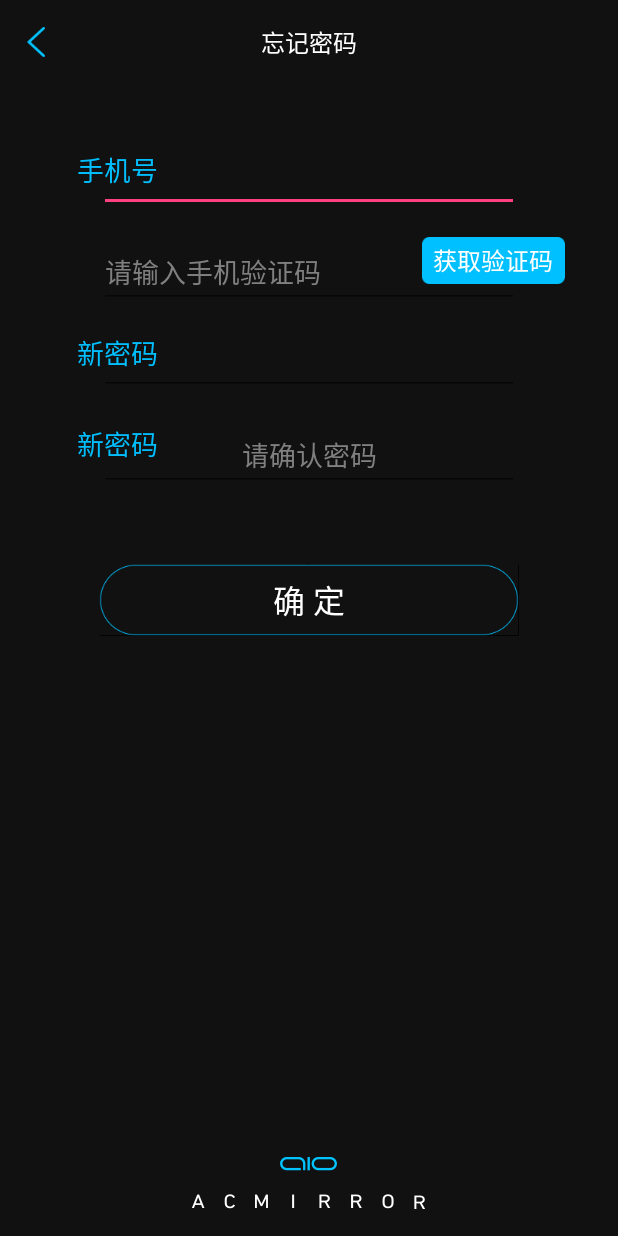
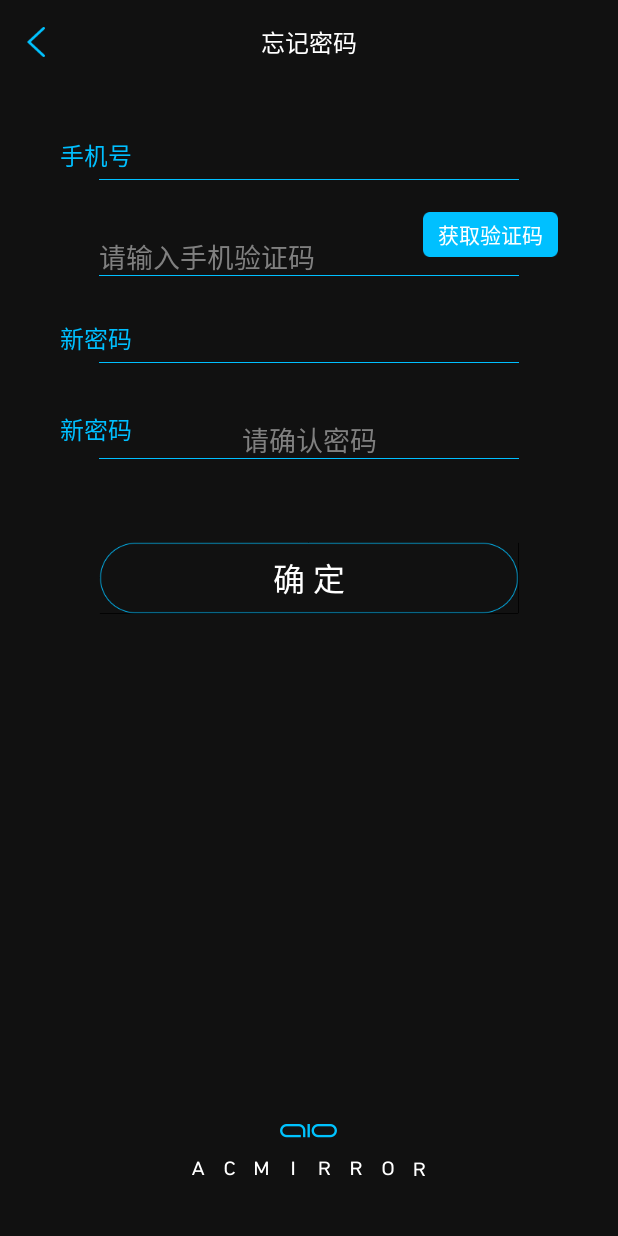
Before and after one commit to Yanwei-Tim/Aiowner, an Android app: the ForgetPasswordActitivy screen opened directly, with no data from a screen before it, on a phone screen of 412 x 824 dp. Run offline under Robolectric (Android 15) with nearby library versions, the phone set to English and light mode, and no system bars; our stand-ins replace data binding; Roboto replaces fonts that are not available here; 1 statement that could not run was skipped.

Commit message:
自定义EditText背景为蓝色线条
Change-Id: I9e890fd28feb02a4655d87c6c274ded98a388804

```diff
--- /dev/null
+++ b/Aiowner/app/src/main/res/drawable/et_blueline.xml
@@ -0,0 +1,19 @@
+<?xml version="1.0" encoding="utf-8"?>
+
+<layer-list xmlns:android="http://schemas.android.com/apk/res/android">
+
+    <item
+        android:bottom="1dp"
+        android:left="-2dp"
+        android:right="-2dp"
+        android:top="-2dp">
+        <shape android:shape="rectangle">
+            <solid android:color="#00FFFFFF" />
+
+            <stroke
+                android:width="1px"
+                android:color="@color/bluecolor" />
+        </shape>
+    </item>
+
+</layer-list>
--- a/Aiowner/app/src/main/res/layout/acitivty_forgetpassword.xml
+++ b/Aiowner/app/src/main/res/layout/acitivty_forgetpassword.xml
@@ -12,9 +12,9 @@
         <com.dudu.aiowner.utils.customFontUtils.FZLFontTextView
             android:id="@+id/login_user_tx"
             style="@style/login_container_tips_text_"
-            android:layout_marginTop="43dp"
+            android:layout_marginTop="35dp"
             android:text="手机号"
-            android:textSize="18sp"/>
+            android:textSize="16sp" />
 
         <com.dudu.aiowner.utils.customFontUtils.FZLFontEditText
             style="@style/registAndLogin_editText"
@@ -30,20 +30,20 @@
 
         <com.dudu.aiowner.utils.customFontUtils.FZLFontButton
             style="@style/button"
-            android:layout_width="95dp"
-            android:layout_height="31dp"
+            android:layout_width="90dp"
+            android:layout_height="30dp"
             android:layout_alignParentRight="true"
-            android:layout_marginRight="35dp"
-            android:layout_marginTop="102dp"
+            android:layout_marginRight="40dp"
+            android:layout_marginTop="85dp"
             android:background="@drawable/btn_bg_checkcode"
             android:text="获取验证码"
-            android:textSize="16sp" />
+            android:textSize="14sp" />
 
         <com.dudu.aiowner.utils.customFontUtils.FZLFontTextView
             style="@style/login_container_tips_text_"
-            android:layout_marginTop="165dp"
+            android:layout_marginTop="157dp"
             android:text="新密码"
-            android:textSize="18sp"/>
+            android:textSize="16sp" />
 
         <com.dudu.aiowner.utils.customFontUtils.FZLFontEditText
             android:id="@+id/login_password_et"
@@ -53,9 +53,9 @@
 
         <com.dudu.aiowner.utils.customFontUtils.FZLFontTextView
             style="@style/login_container_tips_text_"
-            android:layout_marginTop="226dp"
+            android:layout_marginTop="218dp"
             android:text="新密码"
-            android:textSize="18sp"/>
+            android:textSize="16sp" />
 
         <com.dudu.aiowner.utils.customFontUtils.FZLFontEditText
             style="@style/registAndLogin_editText"
@@ -66,7 +66,7 @@
 
         <com.dudu.aiowner.utils.customFontUtils.FZLFontButton
             style="@style/button"
-            android:layout_marginTop="320dp"
+            android:layout_marginTop="305dp"
             android:background="@drawable/btn_bg_sel_line"
             android:onClick="startLoginActivity"
             android:text="确 定" />
--- a/Aiowner/app/src/main/res/layout/acitivty_login.xml
+++ b/Aiowner/app/src/main/res/layout/acitivty_login.xml
@@ -12,7 +12,7 @@
         <com.dudu.aiowner.utils.customFontUtils.FZLFontTextView
             android:id="@+id/login_user_tx"
             style="@style/login_container_tips_text_"
-            android:layout_marginTop="75dp"
+            android:layout_marginTop="70dp"
             android:text="用户" />
 
         <com.dudu.aiowner.utils.customFontUtils.FZLFontEditText
@@ -26,7 +26,7 @@
         <com.dudu.aiowner.utils.customFontUtils.FZLFontTextView
             android:id="@+id/login_password_tx"
             style="@style/login_container_tips_text_"
-            android:layout_marginTop="165dp"
+            android:layout_marginTop="160dp"
             android:text="密码" />
 
         <com.dudu.aiowner.utils.customFontUtils.FZLFontEditText
@@ -42,10 +42,10 @@
             android:layout_width="wrap_content"
             android:layout_height="wrap_content"
             android:layout_alignParentRight="true"
-            android:layout_marginTop="220dp"
+            android:layout_marginTop="216dp"
             android:clickable="true"
             android:onClick="startFogetPassword"
-            android:paddingRight="35dp"
+            android:paddingRight="42dp"
             android:textSize="14sp"
             android:text="Forget?"
             android:textColor="@color/hintcolor" />
--- a/Aiowner/app/src/main/res/layout/activity_common.xml
+++ b/Aiowner/app/src/main/res/layout/activity_common.xml
@@ -56,7 +56,7 @@
                     android:layout_height="wrap_content"
                     android:layout_centerInParent="true"
                     android:layout_alignParentBottom="true"
-                    android:paddingBottom="18dp"
+                    android:layout_marginBottom="40dp"
                     android:src="@drawable/bottom_logo"
                     android:visibility="@{common.hasBottomIcon ? View.VISIBLE : View.GONE}" />
 
--- a/Aiowner/app/src/main/res/values/aiownerStyles.xml
+++ b/Aiowner/app/src/main/res/values/aiownerStyles.xml
@@ -20,6 +20,7 @@
         <item name="android:layout_centerHorizontal">true</item>
         <item name="android:gravity">center</item>
         <item name="android:singleLine">true</item>
+        <item name="android:background">@drawable/et_blueline</item>
         <item name="android:textColor">@android:color/white</item>
     </style>
 
@@ -34,9 +35,9 @@
     <style name="login_container_tips_text_">
         <item name="android:layout_width">match_parent</item>
         <item name="android:layout_height">wrap_content</item>
-        <item name="android:layout_marginLeft">51dp</item>
+        <item name="android:layout_marginLeft">40dp</item>
         <item name="android:textColor">@color/bluecolor</item>
-        <item name="android:textSize">16sp</item>
+        <item name="android:textSize">11sp</item>
     </style>
 
 </resources>
```
Also changed, not shown: Aiowner/app/src/main/res/drawable-hdpi/blue_line.png (deleted).
